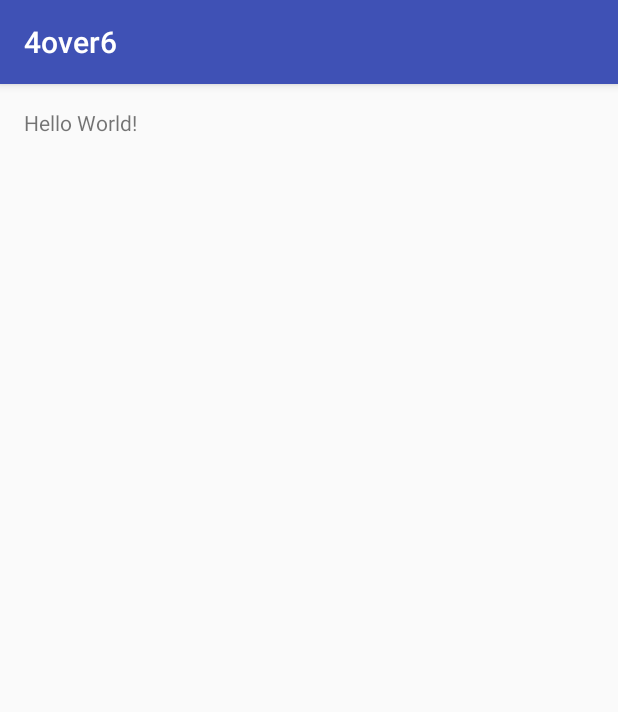
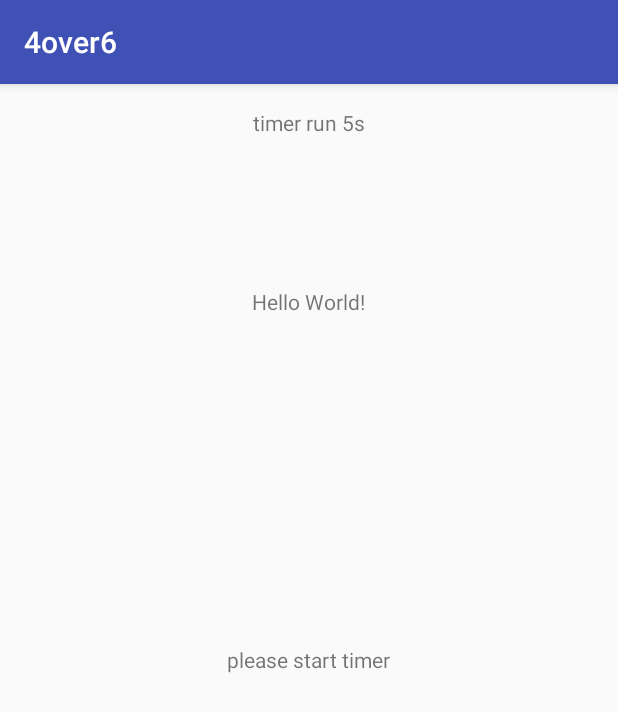
Before and after one commit to THUNetworkTraining/4Over6, an Android app: the screen it shows after launch (MainActivity), on a phone screen of 412 x 824 dp. Shown: the top 712 px of the screen. Run offline under Robolectric (Android 15) with nearby library versions, the phone set to English and light mode, and no system bars; 2 statements that could not run were skipped.

Commit message:
前端进度推进到了‘读取IP信息管道部分’

```diff
--- a/4over6/app/src/main/AndroidManifest.xml
+++ b/4over6/app/src/main/AndroidManifest.xml
@@ -5,6 +5,8 @@
     <uses-permission android:name="android.permission.WRITE_EXTERNAL_STORAGE"></uses-permission>
     <!--在sdcard中创建/删除文件的权限 -->
     <uses-permission android:name="android.permission.MOUNT_UNMOUNT_FILESYSTEMS"></uses-permission>
+    <!--获取网络状态-->
+    <uses-permission android:name="android.permission.ACCESS_NETWORK_STATE"></uses-permission>
     <!--访问网络的权限 -->
     <uses-permission android:name="android.permission.INTERNET" ></uses-permission>
     <application
--- /dev/null
+++ b/4over6/app/src/main/java/thu409b/a4over6/CheckWifi.java
@@ -0,0 +1,21 @@
+package thu409b.a4over6;
+
+import android.content.Context;
+import android.net.ConnectivityManager;
+import android.net.NetworkInfo;
+
+/**
+ * Created by Administrator on 2017/4/14 0014.
+ */
+public class CheckWifi {
+    public static boolean isWifiConnected(Context context) {
+        if (context != null) {
+            ConnectivityManager mConnectivityManager = (ConnectivityManager) context.getSystemService(Context.CONNECTIVITY_SERVICE);
+            NetworkInfo mWiFiNetworkInfo = mConnectivityManager.getNetworkInfo(ConnectivityManager.TYPE_WIFI);
+            if (mWiFiNetworkInfo != null) {
+                return mWiFiNetworkInfo.isAvailable();
+            }
+        }
+        return false;
+    }
+}
--- /dev/null
+++ b/4over6/app/src/main/java/thu409b/a4over6/GetIP.java
@@ -0,0 +1,39 @@
+package thu409b.a4over6;
+
+import android.util.Log;
+
+import java.net.InetAddress;
+import java.net.NetworkInterface;
+import java.net.SocketException;
+import java.util.Enumeration;
+
+/**
+ * Created by Administrator on 2017/4/14 0014.
+ */
+public class GetIP {
+    public static String getIpv6Address()
+    {
+        try
+        {
+            for (Enumeration<NetworkInterface> en = NetworkInterface.getNetworkInterfaces(); en.hasMoreElements();)
+            {
+                NetworkInterface intf = en.nextElement();
+                for (Enumeration<InetAddress> enumIpAddr = intf.getInetAddresses(); enumIpAddr.hasMoreElements();)
+                {
+                    InetAddress inetAddress = enumIpAddr.nextElement();
+                    if (!inetAddress.isLoopbackAddress())
+                    {
+                        String s = inetAddress.getHostAddress().toString();
+                        String[] t = s.split("%");
+                        return t[0];
+                    }
+                }
+            }
+        }
+        catch (SocketException ex)
+        {
+            Log.e("get ip error: ", ex.toString());
+        }
+        return null;
+    }
+}
--- a/4over6/app/src/main/java/thu409b/a4over6/MainActivity.java
+++ b/4over6/app/src/main/java/thu409b/a4over6/MainActivity.java
@@ -1,5 +1,6 @@
 package thu409b.a4over6;
 
+import android.os.Handler;
 import android.support.v7.app.AppCompatActivity;
 import android.os.Bundle;
 import android.util.Log;
@@ -7,14 +8,54 @@ import android.widget.TextView;
 
 public class MainActivity extends AppCompatActivity {
 
+    //read ip(false) or traffic
+    public static boolean flag = false;
+    public static TextView ti;
+    public static Handler handler;
+
     @Override
     protected void onCreate(Bundle savedInstanceState) {
         super.onCreate(savedInstanceState);
         setContentView(R.layout.activity_main);
 
+        //test information shower
+        ti = (TextView)findViewById(R.id.testInfo);
+        ti.setText("nothing");
+
+        //check wifi connection
+        if(!CheckWifi.isWifiConnected(this)) {
+            ti.setText("please connect to a ipv6 wifi");
+        }
+        else {
+            //get ipv6 address
+            String hostIp = GetIP.getIpv6Address();
+            if(hostIp == null) {
+                ti.setText("can not get ipv6 address");
+            }
+            else {
+                ti.setText("ipv6 address: " + hostIp);
+            }
+        }
+
     // Example of a call to a native method
     TextView tv = (TextView) findViewById(R.id.sample_text);
     tv.setText(runBackEnd(this.getFilesDir().toString()));
+
+        //timer output shower
+        TextView to = (TextView)findViewById(R.id.timerOutput);
+        to.setText("please start timer");
+
+        //run timer
+        handler = new Handler();
+        Thread thread = new Thread(new Runnable() {
+            @Override
+            public void run() {
+                Timer.runTimer();
+            }
+        });
+        thread.start();
+
+        ti.setText("flag is " + flag);
     }
 
     /**
@@ -27,4 +68,13 @@ public class MainActivity extends AppCompatActivity {
     static {
         System.loadLibrary("native-lib");
     }
+
+    public static Runnable runnable = new Runnable() {
+        private int runTime = 0;
+        @Override
+        public void run() {
+            runTime ++;
+            ti.setText("timer run " + runTime + "s");
+        }
+    };
 }
--- /dev/null
+++ b/4over6/app/src/main/java/thu409b/a4over6/Timer.java
@@ -0,0 +1,44 @@
+package thu409b.a4over6;
+
+import android.os.Environment;
+import java.io.BufferedInputStream;
+import java.io.File;
+import java.io.FileInputStream;
+
+/**
+ * Created by Administrator on 2017/4/16 0016.
+ */
+public class Timer {
+    public static void runTimer() {
+        File extDir = Environment.getExternalStorageDirectory();
+        File file = new File(extDir, "cmd_pipe");
+        int readlen = -1;
+        byte[] readBuf = new byte[1024];
+        while(true) {
+            MainActivity.handler.post(MainActivity.runnable);
+            if(!MainActivity.flag) {
+                try {
+                    FileInputStream fileInputStream = new FileInputStream(file);
+                    BufferedInputStream in = new BufferedInputStream(fileInputStream);
+                    readlen = in.read(readBuf);
+                    in.close();
+                }
+                catch (Exception e) {
+                    e.printStackTrace();
+                }
+                if(readlen > 0) {
+                    //check ip in readBuf todo
+                    if(true) {
+
+                    }
+                }
+            }
+            try{
+                Thread.sleep(1000);
+            }
+            catch (Exception e) {
+                e.printStackTrace();
+            }
+        }
+    }
+}
--- a/4over6/app/src/main/res/layout/activity_main.xml
+++ b/4over6/app/src/main/res/layout/activity_main.xml
@@ -15,5 +15,26 @@
         android:id="@+id/sample_text"
         android:layout_width="wrap_content"
         android:layout_height="wrap_content"
-        android:text="Hello World!" />
+        android:text="Hello World!"
+        android:layout_gravity="center_horizontal"
+        android:layout_below="@+id/testInfo"
+        android:layout_centerHorizontal="true"
+        android:layout_marginTop="100dp" />
+
+    <TextView
+        android:layout_width="wrap_content"
+        android:layout_height="wrap_content"
+        android:text="New Text"
+        android:id="@+id/testInfo"
+        android:layout_alignParentTop="true"
+        android:layout_centerHorizontal="true" />
+
+    <TextView
+        android:layout_width="wrap_content"
+        android:layout_height="wrap_content"
+        android:text="New Text"
+        android:id="@+id/timerOutput"
+        android:layout_centerVertical="true"
+        android:layout_centerHorizontal="true" />
+
 </RelativeLayout>
```
Also changed, not shown: 2 other files.
